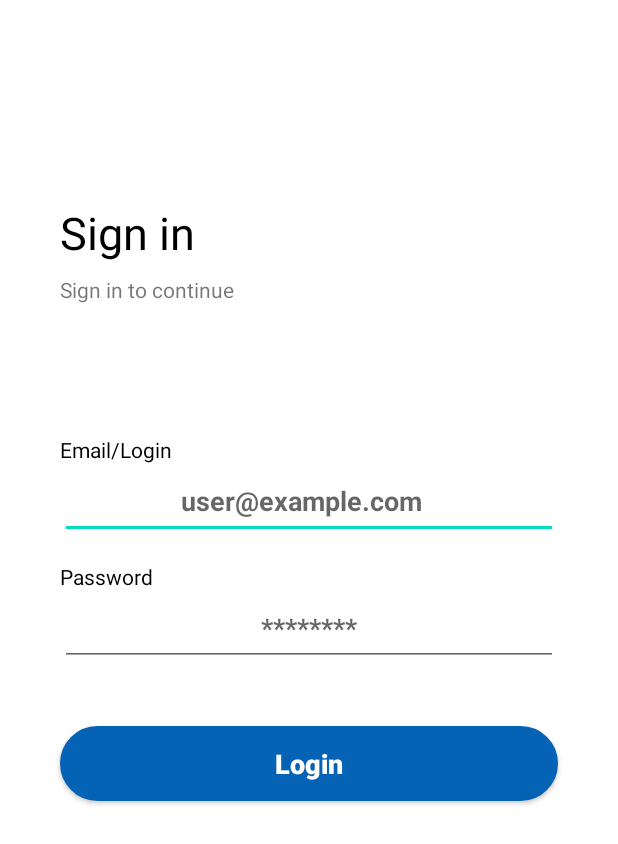
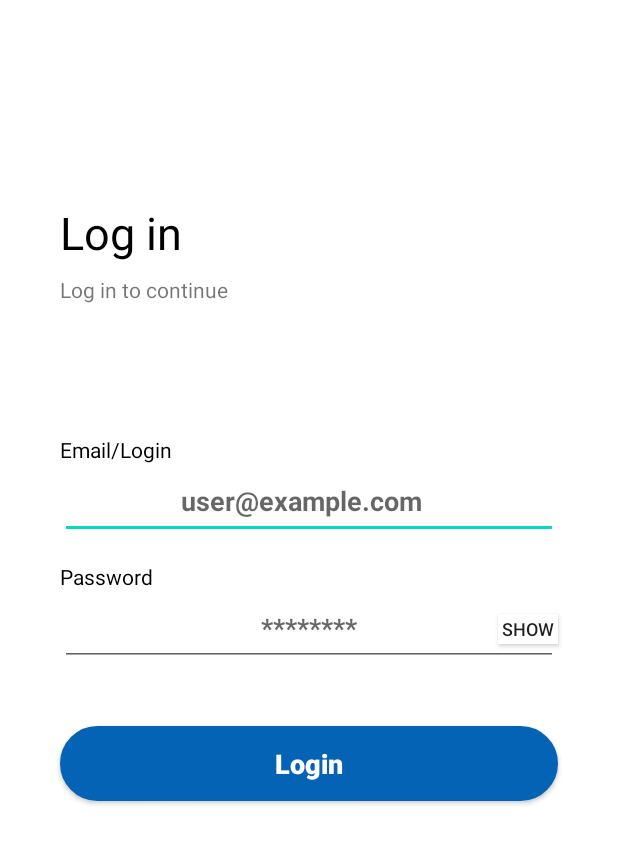
Before and after one commit to novichenkoAlexander/teachMeSkillsAndroidKotlin, an Android app: the layout fragment_login.xml on its own in the app's theme, with its tools: preview values and no code run, on a phone screen of 412 x 824 dp. Shown: the top 844 px of the screen. Run offline under Robolectric (Android 15) with nearby library versions, the phone set to English and light mode, and no system bars.

Commit message:
visibility password btn added

```diff
--- a/app/src/main/java/io/techmeskills/an02onl_plannerapp/screen/main/MainFragment.kt
+++ b/app/src/main/java/io/techmeskills/an02onl_plannerapp/screen/main/MainFragment.kt
@@ -68,8 +68,8 @@ class MainFragment : NavigationFragment<FragmentMainBinding>(R.layout.fragment_m
         val noteHelper = ItemTouchHelper(simpleSwipeCallBack)
         noteHelper.attachToRecyclerView(viewBinding.recyclerView)
 
-        args.user.let { user ->
-            viewBinding.toolbar.title = user.name
+        args.userName.let { userName ->
+            viewBinding.toolbar.title = userName
         }
     }
 
--- a/app/src/main/java/io/techmeskills/an02onl_plannerapp/screen/main/MainViewModel.kt
+++ b/app/src/main/java/io/techmeskills/an02onl_plannerapp/screen/main/MainViewModel.kt
@@ -1,7 +1,6 @@
 package io.techmeskills.an02onl_plannerapp.screen.main
 
 import androidx.lifecycle.asLiveData
-import io.techmeskills.an02onl_plannerapp.screen.main.database.NotesDao
 import io.techmeskills.an02onl_plannerapp.screen.main.repositories.NotesRepository
 import io.techmeskills.an02onl_plannerapp.screen.main.repositories.UsersRepository
 import io.techmeskills.an02onl_plannerapp.support.CoroutineViewModel
--- a/app/src/main/java/io/techmeskills/an02onl_plannerapp/screen/main/models/User.kt
+++ b/app/src/main/java/io/techmeskills/an02onl_plannerapp/screen/main/models/User.kt
@@ -1,13 +1,11 @@
 package io.techmeskills.an02onl_plannerapp.screen.main.models
 
-import android.os.Parcelable
+
 import androidx.room.ColumnInfo
 import androidx.room.Entity
 import androidx.room.Index
 import androidx.room.PrimaryKey
-import kotlinx.parcelize.Parcelize
 
-@Parcelize
 @Entity(tableName = "users", indices = [Index(value = ["name"], unique = true)])
 class User(
     @PrimaryKey(autoGenerate = true)
@@ -19,4 +17,4 @@ class User(
 
     @ColumnInfo(name = "password")
     val password: String
-) : Parcelable
+)
--- /dev/null
+++ b/app/src/main/res/drawable/ic_visibility_off_icon.xml
@@ -0,0 +1,5 @@
+<vector android:height="24dp" android:tint="#393B3C"
+    android:viewportHeight="24" android:viewportWidth="24"
+    android:width="24dp" xmlns:android="http://schemas.android.com/apk/res/android">
+    <path android:fillColor="@android:color/white" android:pathData="M12,7c2.76,0 5,2.24 5,5 0,0.65 -0.13,1.26 -0.36,1.83l2.92,2.92c1.51,-1.26 2.7,-2.89 3.43,-4.75 -1.73,-4.39 -6,-7.5 -11,-7.5 -1.4,0 -2.74,0.25 -3.98,0.7l2.16,2.16C10.74,7.13 11.35,7 12,7zM2,4.27l2.28,2.28 0.46,0.46C3.08,8.3 1.78,10.02 1,12c1.73,4.39 6,7.5 11,7.5 1.55,0 3.03,-0.3 4.38,-0.84l0.42,0.42L19.73,22 21,20.73 3.27,3 2,4.27zM7.53,9.8l1.55,1.55c-0.05,0.21 -0.08,0.43 -0.08,0.65 0,1.66 1.34,3 3,3 0.22,0 0.44,-0.03 0.65,-0.08l1.55,1.55c-0.67,0.33 -1.41,0.53 -2.2,0.53 -2.76,0 -5,-2.24 -5,-5 0,-0.79 0.2,-1.53 0.53,-2.2zM11.84,9.02l3.15,3.15 0.02,-0.16c0,-1.66 -1.34,-3 -3,-3l-0.17,0.01z"/>
+</vector>
--- /dev/null
+++ b/app/src/main/res/drawable/ic_visibility_on_icon.xml
@@ -0,0 +1,5 @@
+<vector android:height="24dp" android:tint="#393B3C"
+    android:viewportHeight="24" android:viewportWidth="24"
+    android:width="24dp" xmlns:android="http://schemas.android.com/apk/res/android">
+    <path android:fillColor="@android:color/white" android:pathData="M12,4.5C7,4.5 2.73,7.61 1,12c1.73,4.39 6,7.5 11,7.5s9.27,-3.11 11,-7.5c-1.73,-4.39 -6,-7.5 -11,-7.5zM12,17c-2.76,0 -5,-2.24 -5,-5s2.24,-5 5,-5 5,2.24 5,5 -2.24,5 -5,5zM12,9c-1.66,0 -3,1.34 -3,3s1.34,3 3,3 3,-1.34 3,-3 -1.34,-3 -3,-3z"/>
+</vector>
--- a/app/src/main/res/layout/fragment_login.xml
+++ b/app/src/main/res/layout/fragment_login.xml
@@ -9,7 +9,7 @@
         android:layout_width="match_parent"
         android:layout_height="wrap_content"
         android:layout_marginHorizontal="40dp"
-        android:text="@string/login_screen_sign_in"
+        android:text="@string/login_screen_log_in"
         android:textAlignment="textStart"
         android:textColor="@color/black"
         android:textSize="30sp"
@@ -24,7 +24,7 @@
         android:layout_height="wrap_content"
         android:layout_marginHorizontal="40dp"
         android:layout_marginVertical="8dp"
-        android:text="@string/login_screen_sign_in_to_continue"
+        android:text="@string/login_screen_log_in_to_continue"
         android:textSize="14sp"
         app:layout_constraintEnd_toEndOf="parent"
         app:layout_constraintStart_toStartOf="parent"
@@ -49,6 +49,7 @@
         android:layout_height="50dp"
         android:layout_marginHorizontal="40dp"
         android:hint="@string/login_screen_user_example_com"
+        android:inputType="text"
         android:maxHeight="100dp"
         android:paddingStart="0dp"
         android:paddingEnd="10dp"
@@ -56,7 +57,6 @@
         android:textColor="@color/black"
         android:textSize="18sp"
         android:textStyle="bold"
-        android:inputType="text"
         app:layout_constraintBottom_toBottomOf="parent"
         app:layout_constraintEnd_toEndOf="parent"
         app:layout_constraintStart_toStartOf="parent"
@@ -83,18 +83,30 @@
         android:layout_marginHorizontal="40dp"
         android:layout_marginVertical="20dp"
         android:hint="@string/login_screen_password_hint"
+        android:inputType="textPassword"
         android:paddingStart="10dp"
         android:paddingEnd="10dp"
         android:textAlignment="center"
         android:textColor="@color/black"
         android:textSize="18sp"
         android:textStyle="bold"
-        android:inputType="numberPassword"
         app:layout_constraintBottom_toBottomOf="parent"
         app:layout_constraintEnd_toEndOf="parent"
         app:layout_constraintStart_toStartOf="parent"
         app:layout_constraintTop_toBottomOf="@+id/etUserName"
         app:layout_constraintVertical_bias="0.04" />
+
+    <androidx.appcompat.widget.AppCompatButton
+        android:id="@+id/btnPasswordVisibility"
+        android:layout_width="40dp"
+        android:layout_height="20dp"
+        android:background="@color/white"
+        android:text="show"
+        android:textSize="12sp"
+        app:layout_constraintBottom_toBottomOf="@id/etUserPass"
+        app:layout_constraintEnd_toEndOf="@+id/etUserPass"
+        app:layout_constraintTop_toTopOf="@id/etUserPass" />
+
 
     <androidx.appcompat.widget.AppCompatButton
         android:id="@+id/btnLogIn"
--- a/app/src/main/res/navigation/navigation.xml
+++ b/app/src/main/res/navigation/navigation.xml
@@ -42,8 +42,8 @@
             app:popUpTo="@+id/nav_graph"
             app:popUpToInclusive="true" />
         <argument
-            android:name="user"
-            app:argType="io.techmeskills.an02onl_plannerapp.screen.main.models.User"
+            android:name="userName"
+            app:argType="string"
             app:nullable="false" />
     </fragment>
 
--- a/app/src/main/res/values/colors.xml
+++ b/app/src/main/res/values/colors.xml
@@ -7,6 +7,7 @@
     <color name="teal_700">#FF018786</color>
     <color name="black">#FF000000</color>
     <color name="white">#FFFFFFFF</color>
+    <color name="grey">#989898</color>
     <color name="user">#ECE9D5</color>
     <color name="cardViewBackground">#ECE185</color>
     <color name="editTextShapeColor">#02707E</color>
--- a/app/src/main/res/values/strings.xml
+++ b/app/src/main/res/values/strings.xml
@@ -10,8 +10,8 @@
     <string name="confirmBtnText"> Add note </string>
     <string name="AddNewBtnContext"> Add new note </string>
     <string name="ButtonDateClick"> Set date </string>
-    <string name="login_screen_sign_in">Sign in</string>
-    <string name="login_screen_sign_in_to_continue">Sign in to continue</string>
+    <string name="login_screen_log_in">Log in</string>
+    <string name="login_screen_log_in_to_continue">Log in to continue</string>
     <string name="login_screen_email_login">Email/Login</string>
     <string name="login_screen_user_example_com">user@example.com</string>
     <string name="login_screen_password">Password</string>
```
Also changed, not shown: app/src/main/java/io/techmeskills/an02onl_plannerapp/screen/main/LoginScreenFragment.kt (+33 -9 lines).
